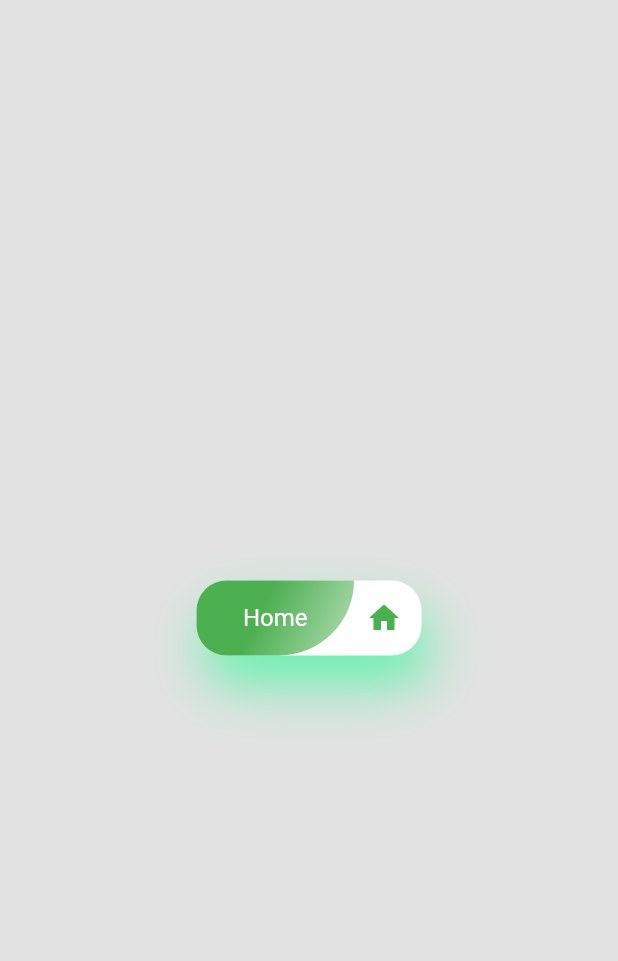
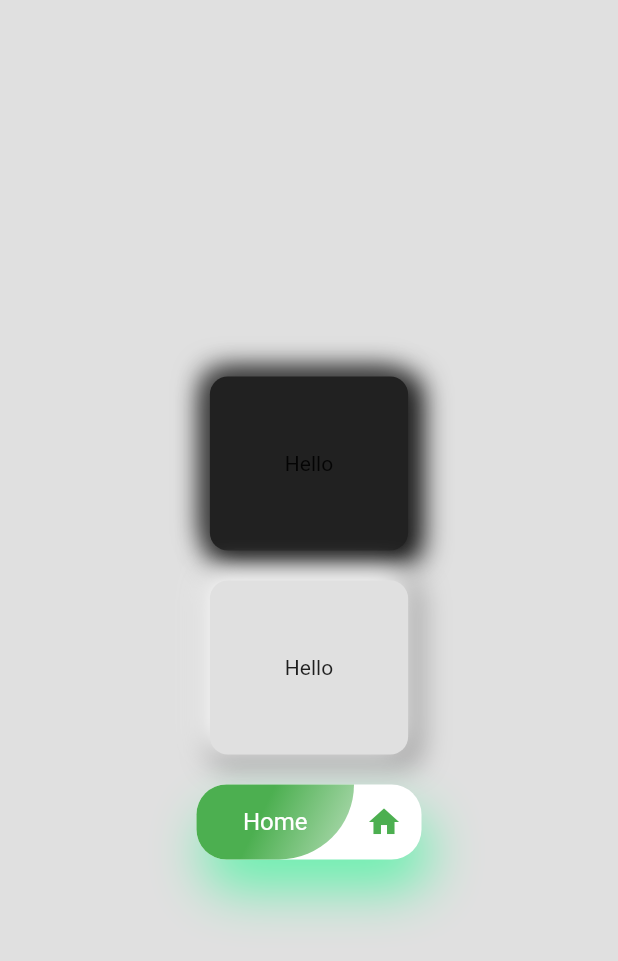
Before and after one commit to jbjason/personal_notepad, a Flutter app: the TestingScreen screen opened directly, on a phone screen of 412 x 824 dp. Shown: the top 961 px of the screen. Run offline on Flutter 3.47's test engine with Material 2 defaults, Android fonts, the light colour scheme and no system bars; our stand-ins replace flutter_colorpicker, screenshot.

Commit message:
Update testing_screen.dart

```diff
--- a/lib/screens/testing_screen.dart
+++ b/lib/screens/testing_screen.dart
@@ -7,9 +7,94 @@ class TestingScreen extends StatelessWidget {
   @override
   Widget build(BuildContext context) {
     return Scaffold(
-      backgroundColor: Colors.grey.withOpacity(0.3),
+      backgroundColor: Colors.grey[300], // Colors.grey[900]
       body: Center(
-        child: Container(
+        child: Column(
+          mainAxisAlignment: MainAxisAlignment.center,
+          children: const [
+            NeumorphismButtonBlack(),
+            SizedBox(height: 20),
+            NeumorphismButtonWhite(),
+            SizedBox(height: 20),
+            BeautifulButton1(),
+          ],
+        ),
+      ),
+    );
+  }
+}
+
+class NeumorphismButtonBlack extends StatelessWidget {
+  const NeumorphismButtonBlack({
+    Key? key,
+  }) : super(key: key);
+
+  @override
+  Widget build(BuildContext context) {
+    return Container(
+      child: const Text('Hello'),
+      padding: const EdgeInsets.all(50),
+      decoration: BoxDecoration(
+        color: Colors.grey[900],
+        borderRadius: BorderRadius.circular(12),
+        boxShadow: [
+          const BoxShadow(
+            color: Colors.black,
+            offset: Offset(4, 4),
+            blurRadius: 15,
+            spreadRadius: 5,
+          ),
+          BoxShadow(
+            color: Colors.grey.shade800,
+            offset: const Offset(-4, -4),
+            blurRadius: 15,
+            spreadRadius: 1,
+          ),
+        ],
+      ),
+    );
+  }
+}
+
+class NeumorphismButtonWhite extends StatelessWidget {
+  const NeumorphismButtonWhite({
+    Key? key,
+  }) : super(key: key);
+  @override
+  Widget build(BuildContext context) {
+    return Container(
+      child: const Text('Hello'),
+      padding: const EdgeInsets.all(50),
+      decoration: BoxDecoration(
+        color: Colors.grey[300],
+        borderRadius: BorderRadius.circular(12),
+        boxShadow: [
+          BoxShadow(
+            color: Colors.grey.shade500,
+            offset: const Offset(4, 4),
+            blurRadius: 15,
+            spreadRadius: 5,
+          ),
+          const BoxShadow(
+            color: Colors.white,
+            offset: Offset(-4, -4),
+            blurRadius: 15,
+            spreadRadius: 1,
+          ),
+        ],
+      ),
+    );
+  }
+}
+
+class BeautifulButton1 extends StatelessWidget {
+  const BeautifulButton1({
+    Key? key,
+  }) : super(key: key);
+
+  @override
+  Widget build(BuildContext context) {
+    return Container(
       height: 50,
       width: 150,
       decoration: BoxDecoration(
@@ -57,8 +142,6 @@ class TestingScreen extends StatelessWidget {
           ),
         ],
       ),
-        ),
-      ),
     );
   }
 }
```
Lines whose indentation alone changed are shown as unchanged.
